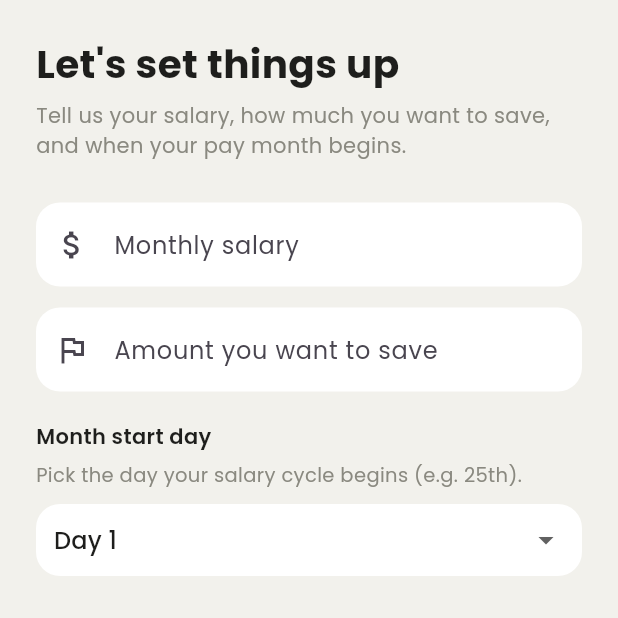
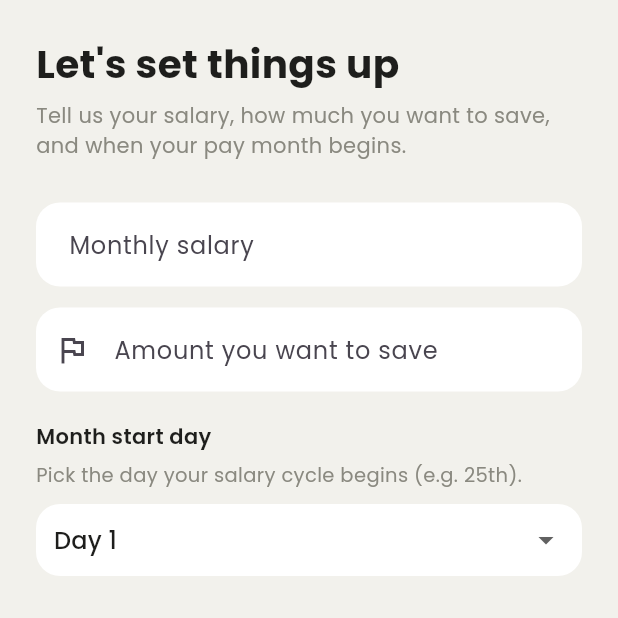
Before and after one commit to mohab2338/Payslip, a Flutter app: the screen it shows once a user with an empty profile is signed in, on a phone screen of 412 x 824 dp, the top half of it. Run offline on Flutter 3.47's test engine with Material 3 defaults, Android fonts, the phone set to English and light mode, and no system bars; our stand-ins replace cloud_firestore, csv, firebase_auth, firebase_core, flutter_secure_storage, google_fonts and 2 more; missing offline and left inert: dart:html; accounts and stored records are empty.

Commit message:
changed dollar sign to egypt pound

```diff
--- a/lib/screens/add_item_screen.dart
+++ b/lib/screens/add_item_screen.dart
@@ -51,7 +51,7 @@ class _AddItemScreenState extends State<AddItemScreen> {
                   keyboardType: const TextInputType.numberWithOptions(decimal: true),
                   decoration: const InputDecoration(
                     labelText: 'Amount',
-                    prefixIcon: Icon(Icons.attach_money),
+                    prefixText: 'E£ ',
                   ),
                   validator: (v) {
                     if (v == null || v.isEmpty) return 'Required';
--- a/lib/screens/home_screen.dart
+++ b/lib/screens/home_screen.dart
@@ -14,7 +14,7 @@ import 'settings_screen.dart';
 class HomeScreen extends StatelessWidget {
   const HomeScreen({super.key});
 
-  static final _currency = NumberFormat.currency(symbol: '\$', decimalDigits: 2);
+  static final _currency = NumberFormat.currency(symbol: 'E£', decimalDigits: 2);
 
   @override
   Widget build(BuildContext context) {
--- a/lib/screens/month_detail_screen.dart
+++ b/lib/screens/month_detail_screen.dart
@@ -15,7 +15,7 @@ class MonthDetailScreen extends StatefulWidget {
 }
 
 class _MonthDetailScreenState extends State<MonthDetailScreen> {
-  static final _currency = NumberFormat.currency(symbol: '\$', decimalDigits: 2);
+  static final _currency = NumberFormat.currency(symbol: 'E£', decimalDigits: 2);
   final _exportService = ExportService();
   bool _exporting = false;
 
--- a/lib/screens/savings_overview_screen.dart
+++ b/lib/screens/savings_overview_screen.dart
@@ -11,7 +11,7 @@ import '../widgets/stat_card.dart';
 class SavingsOverviewScreen extends StatelessWidget {
   const SavingsOverviewScreen({super.key});
 
-  static final _currency = NumberFormat.currency(symbol: '\$', decimalDigits: 2);
+  static final _currency = NumberFormat.currency(symbol: 'E£', decimalDigits: 2);
 
   Future<void> _addExternalSaving(BuildContext context) async {
     final titleCtrl = TextEditingController();
--- a/lib/screens/settings_screen.dart
+++ b/lib/screens/settings_screen.dart
@@ -72,7 +72,7 @@ class _SettingsScreenState extends State<SettingsScreen> {
             TextField(
               controller: _salaryCtrl,
               keyboardType: const TextInputType.numberWithOptions(decimal: true),
-              decoration: const InputDecoration(labelText: 'Salary', prefixIcon: Icon(Icons.attach_money)),
+              decoration: const InputDecoration(labelText: 'Salary', prefixText: 'E£ '),
             ),
             const SizedBox(height: 12),
             TextField(
--- a/lib/screens/setup_screen.dart
+++ b/lib/screens/setup_screen.dart
@@ -53,7 +53,7 @@ class _SetupScreenState extends State<SetupScreen> {
                   keyboardType: const TextInputType.numberWithOptions(decimal: true),
                   decoration: const InputDecoration(
                     labelText: 'Monthly salary',
-                    prefixIcon: Icon(Icons.attach_money),
+                    prefixText: 'E£ ',
                   ),
                   validator: _numberValidator,
                 ),
```
